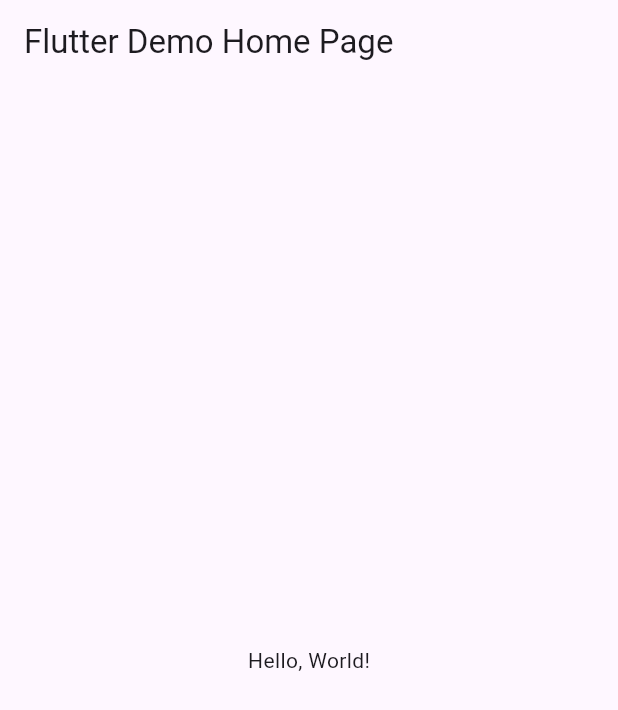
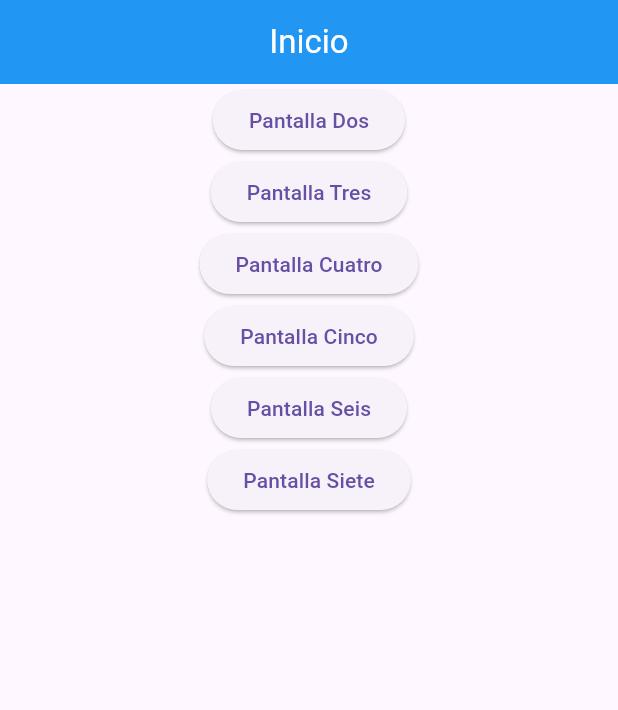
Before and after one commit to Rodolfo-Casillas-1054/Ac7-1054, a Flutter app: the screen it shows after launch, on a phone screen of 412 x 824 dp. Shown: the top 710 px of the screen. Run offline on Flutter 3.47's test engine with Material 3 defaults, Android fonts, the phone set to English and light mode, and no system bars.

Commit message:
HOlaa<aaaaaaa

```diff
--- /dev/null
+++ b/lib/inicio.dart
@@ -0,0 +1,70 @@
+import 'package:flutter/material.dart';
+
+class FSN extends StatelessWidget {
+  const FSN({Key? key}) : super(key: key);
+
+  @override
+  Widget build(BuildContext context) {
+    return Scaffold(
+      appBar: AppBar(
+          centerTitle: true,
+          title: const Text(
+            'Inicio',
+            style: TextStyle(color: Colors.white),
+          ),
+          backgroundColor: Colors.blue),
+      body: Column(
+        children: [
+          Center(
+            child: ElevatedButton(
+              onPressed: () {
+                Navigator.pushNamed(context, '/second');
+              },
+              child: const Text('Pantalla Dos'),
+            ),
+          ),
+          Center(
+            child: ElevatedButton(
+              onPressed: () {
+                Navigator.pushNamed(context, '/third');
+              },
+              child: const Text('Pantalla Tres'),
+            ),
+          ),
+          Center(
+            child: ElevatedButton(
+              onPressed: () {
+                Navigator.pushNamed(context, '/fourth');
+              },
+              child: const Text('Pantalla Cuatro'),
+            ),
+          ),
+          Center(
+            child: ElevatedButton(
+              onPressed: () {
+                Navigator.pushNamed(context, '/fifth');
+              },
+              child: const Text('Pantalla Cinco'),
+            ),
+          ),
+          Center(
+            child: ElevatedButton(
+              onPressed: () {
+                Navigator.pushNamed(context, '/sixth');
+              },
+              child: const Text('Pantalla Seis'),
+            ),
+          ),
+          Center(
+            child: ElevatedButton(
+              onPressed: () {
+                Navigator.pushNamed(context, '/seventh');
+              },
+              child: const Text('Pantalla Siete'),
+            ),
+          ),
+        ],
+      ),
+    );
+  }
+}
--- a/lib/main.dart
+++ b/lib/main.dart
@@ -1,43 +1,32 @@
 import 'package:flutter/material.dart';
+import 'package:act7_1054/inicio.dart';
+import 'package:act7_1054/p-uno.dart';
+import 'package:act7_1054/p-dos.dart';
+import 'package:act7_1054/p-tres.dart';
+import 'package:act7_1054/p-cuatro.dart';
+import 'package:act7_1054/p-cinco.dart';
+import 'package:act7_1054/p-seis.dart';
 
-void main() => runApp(MyApp());
+void main() => runApp(MisRutas());
 
-class MyApp extends StatelessWidget {
-  const MyApp({super.key});
-  // This widget is the root of your application.
+class MisRutas extends StatelessWidget {
+  const MisRutas({Key? key}) : super(key: key);
+
   @override
   Widget build(BuildContext context) {
     return MaterialApp(
-      // Application name
-      title: 'Flutter Hello World',
-      // Application theme data, you can set the colors for the application as
-      // you want
-      theme: ThemeData(
-        // useMaterial3: false,
-        primarySwatch: Colors.blue,
-      ),
-      // A widget which will be started on application startup
-      home: MyHomePage(title: 'Flutter Demo Home Page'),
+      debugShowCheckedModeBanner: false,
+      title: 'Rutas entre paginas',
+      initialRoute: '/',
+      routes: {
+        '/': (context) => const FSN(),
+        '/second': (context) => const PG1(),
+        '/third': (context) => const PG2(),
+        '/fourth': (context) => const PG3(),
+        '/fifth': (context) => const PG4(),
+        '/sixth': (context) => const PG5(),
+        '/seventh': (context) => const PG6(),
+      },
     );
   }
 }
-
-class MyHomePage extends StatelessWidget {
-  final String title;
-  const MyHomePage({super.key, required this.title});
-
-  @override
-  Widget build(BuildContext context) {
-    return Scaffold(
-      appBar: AppBar(
-        // The title text which will be shown on the action bar
-        title: Text(title),
-      ),
-      body: Center(
-        child: Text(
-          'Hello, World!',
-        ),
-      ),
-    );
-  }
-}
```
Also changed, not shown: lib/p-cinco.dart (added, +74 -0 lines), lib/p-cuatro.dart (added, +49 -0 lines), lib/p-dos.dart (added, +50 -0 lines), lib/p-seis.dart (added, +47 -0 lines), lib/p-tres.dart (added, +58 -0 lines), lib/p-uno.dart (added, +50 -0 lines).
